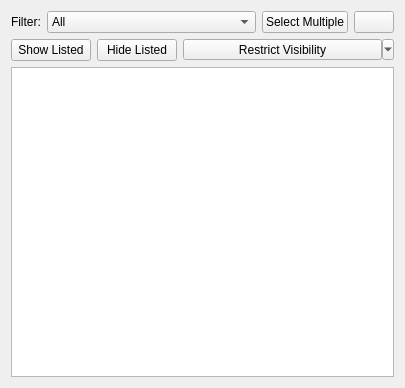
Above: src/Mod/Sketcher/Gui/TaskSketcherConstrains.ui from southseact-3d/fcd before the change. Below: the same form after it.
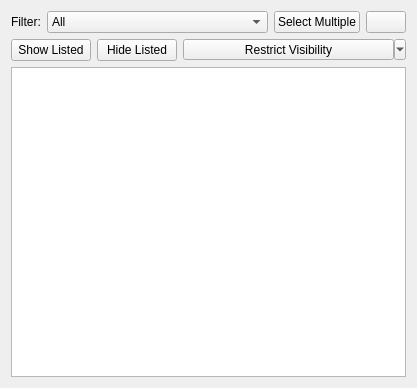
That is the form after the change. Icons and pictures are not drawn. Custom widgets are drawn as their Qt base class.

Commit message:
Sketcher: Constraint widget associated constraints filter
=========================================================

A new special filter, that filters the constraint list so as to show the constraints associated with the
currently selected geometries.

The edit to the form file:
```diff
--- a/src/Mod/Sketcher/Gui/TaskSketcherConstrains.ui
+++ b/src/Mod/Sketcher/Gui/TaskSketcherConstrains.ui
@@ -6,7 +6,7 @@
    <rect>
     <x>0</x>
     <y>0</y>
-    <width>405</width>
+    <width>417</width>
     <height>388</height>
    </rect>
   </property>
```
Left out of the diff: 5 changed lines with no effect on the pictures. The commit also changes 3 other files.
